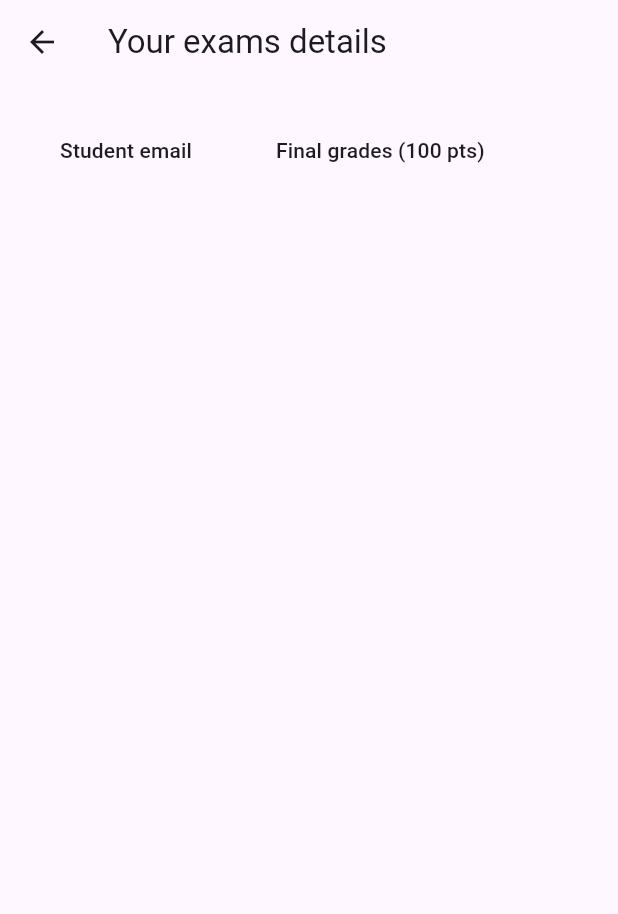
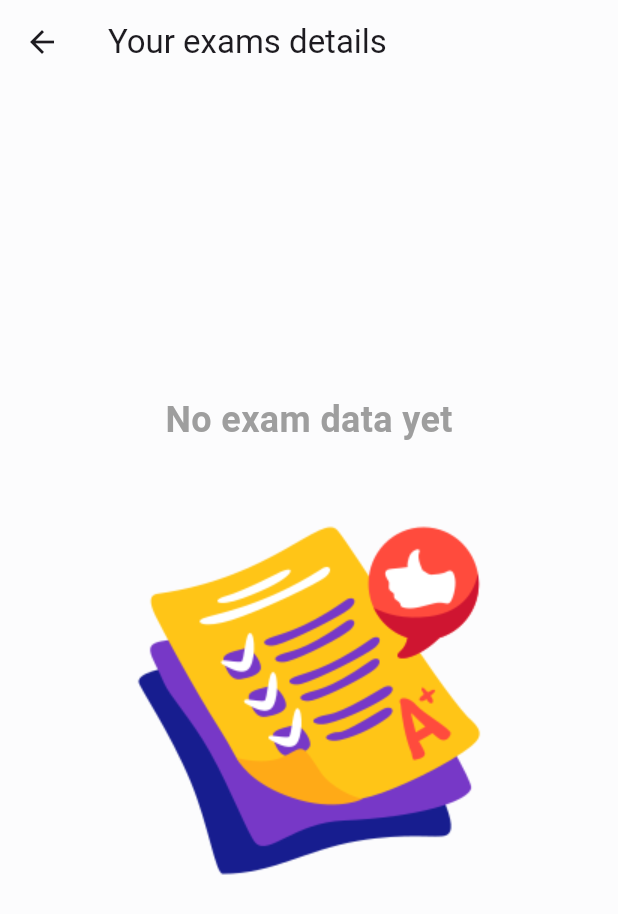
Before and after one commit to miniquinox/ExamAi-Flutter, a Flutter app: the ExamDetailsScreen screen opened directly, on a phone screen of 412 x 824 dp. Shown: the top 914 px of the screen. Run offline on Flutter 3.47's test engine with Material 3 defaults, Android fonts, the phone set to English and light mode, and no system bars; our stand-ins replace cloud_firestore, firebase_auth, firebase_core, flutter_signin_button, flutter_svg, google_sign_in and 1 more; accounts and stored records are empty.

Commit message:
examGrades screen completed

```diff
--- a/analysis_options.yaml
+++ b/analysis_options.yaml
@@ -7,7 +7,10 @@
 
 # The following line activates a set of recommended lints for Flutter apps,
 # packages, and plugins designed to encourage good coding practices.
-include: package:flutter_lints/flutter.yaml
+analyzer:
+  errors:
+    library_private_types_in_public_api: ignore
+include ignore: package:flutter_lints/flutter.yaml
 
 linter:
   # The lint rules applied to this project can be customized in the
--- a/lib/professor/examGrades.dart
+++ b/lib/professor/examGrades.dart
@@ -11,14 +11,17 @@ class ExamDetailsScreen extends StatelessWidget {
 
   Future<List<Map<String, dynamic>>> fetchStudentDetails() async {
     List<Map<String, dynamic>> studentDetails = [];
+    try {
       final examSnapshot = await FirebaseFirestore.instance
           .collection('Exams')
           .doc(examId)
           .collection('graded')
           .get();
 
-    final questionsSnapshot =
-        await FirebaseFirestore.instance.collection('Exams').doc(examId).get();
+      final questionsSnapshot = await FirebaseFirestore.instance
+          .collection('Exams')
+          .doc(examId)
+          .get();
 
       List<String> questionTitles = [];
       if (questionsSnapshot.exists) {
@@ -45,14 +48,19 @@ class ExamDetailsScreen extends StatelessWidget {
 
         studentDetails.add(studentDetail);
       }
+    } catch (e) {
+      // Handle error
+    }
     return studentDetails;
   }
 
   @override
   Widget build(BuildContext context) {
     return Scaffold(
+      backgroundColor: const Color(0xFFFCFCFD),
       appBar: AppBar(
         title: const Text('Your exams details'),
+        backgroundColor: const Color(0xFFFCFCFD),
       ),
       body: FutureBuilder<List<Map<String, dynamic>>>(
         future: fetchStudentDetails(),
@@ -63,6 +71,31 @@ class ExamDetailsScreen extends StatelessWidget {
             return const Center(child: Text('Error loading exam details'));
           } else {
             final studentDetails = snapshot.data ?? [];
+            if (studentDetails.isEmpty) {
+              return Center(
+                child: Column(
+                  mainAxisSize:
+                      MainAxisSize.min, // Align the children to the center
+                  children: <Widget>[
+                    Text(
+                      'No exam data yet',
+                      style: TextStyle(
+                        fontSize: 24, // Adjust the font size as needed
+                        fontWeight: FontWeight.bold, // Make the text bold
+                        color: Colors.grey, // Set the text color
+                      ),
+                    ),
+                    SizedBox(
+                        height:
+                            20), // Add some space between the text and the image
+                    Image.asset(
+                      'assets/images/noExams.png',
+                      height: 300,
+                    ),
+                  ],
+                ),
+              );
+            }
             final questionColumns = studentDetails.isNotEmpty
                 ? List.generate(
                     studentDetails[0].length - 2,
@@ -95,16 +128,22 @@ class ExamDetailsScreen extends StatelessWidget {
                             DataCell(Row(
                               children: [
                                 Expanded(
+                                  child: ClipRRect(
+                                    borderRadius: BorderRadius.circular(8.0),
+                                    child: SizedBox(
+                                      height: 10,
                                       child: LinearProgressIndicator(
-                                    value:
-                                        (student['finalGrade'] != 'Placeholder'
+                                        value: (student['finalGrade'] !=
+                                                    'Placeholder'
                                                 ? double.parse(
                                                         student['finalGrade']) /
                                                     100
                                                 : 0.0)
                                             .toDouble(),
                                         backgroundColor: Colors.grey.shade300,
-                                    color: Colors.purple,
+                                        color: Color(0xFF6539EF),
+                                      ),
+                                    ),
                                   ),
                                 ),
                                 const SizedBox(width: 8),
```
Also changed, not shown: lib/professor/professor_dashboard.dart (+7 -7 lines), assets/images/noExams.png (added). Lines whose indentation alone changed are shown as unchanged.
